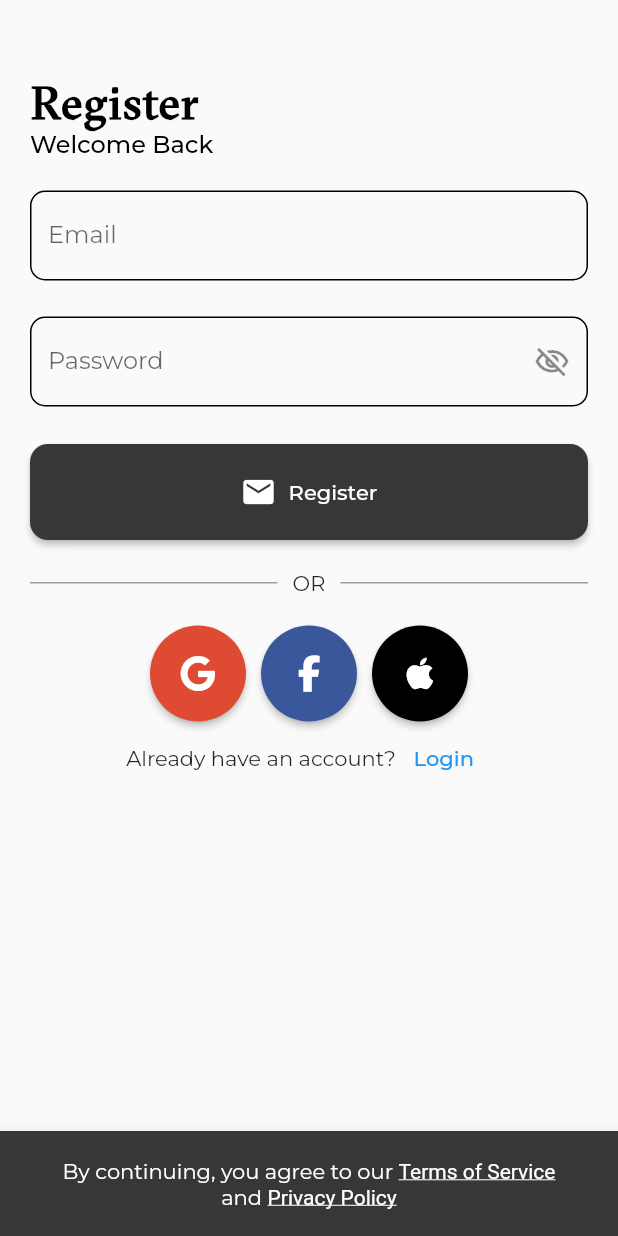
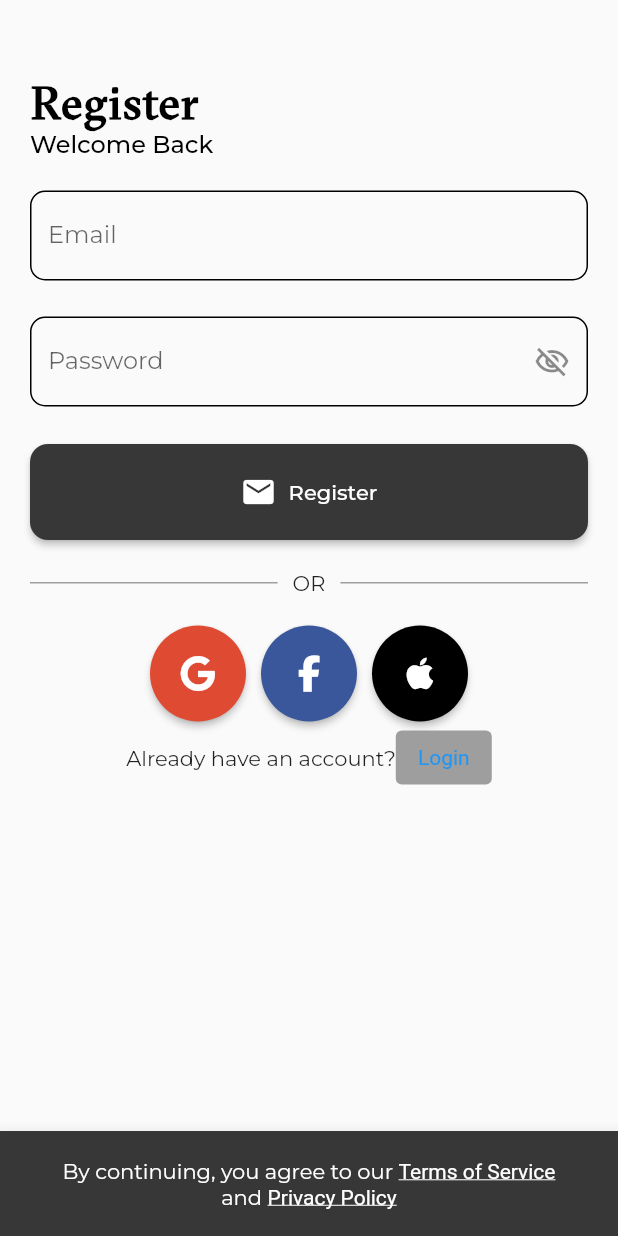
Before and after one commit to josephmaged/designsprit, a Flutter app: the screen it shows after launch, after a tap on "Skip", after a tap on "Done", on a phone screen of 412 x 824 dp. Run offline on Flutter 3.47's test engine with Material 2 defaults, Android fonts, the phone set to English and light mode, and no system bars; our stand-ins replace bloc, cached_network_image, carousel_slider, dartz, dio, easy_localization and 14 more; accounts and stored records are empty; network calls fail.

Commit message:
add theme.dart add most popular on home screen

```diff
--- a/lib/core/utils/theme.dart
+++ b/lib/core/utils/theme.dart
@@ -22,4 +22,14 @@ ThemeData lightTheme = ThemeData.light().copyWith(
     type: BottomNavigationBarType.fixed,
   ),
   textTheme: GoogleFonts.montserratTextTheme(ThemeData.light().textTheme),
+  cardColor: Colors.white,
+  bottomSheetTheme: const BottomSheetThemeData(
+    backgroundColor: kLightGrey,
+  ),
+  textButtonTheme: TextButtonThemeData(
+    style: ButtonStyle(
+      backgroundColor: MaterialStateProperty.all(kLightGrey),
+      textStyle: MaterialStateProperty.all(const TextStyle(color: kPrimaryColor)),
+    ),
+  ),
 );
```
